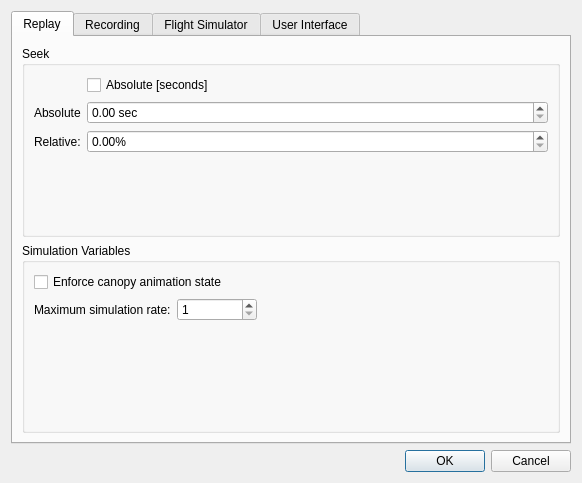
Qt form src/UserInterface/src/Dialog/SettingsDialog.ui (till213/SkyDolly) before a commit.
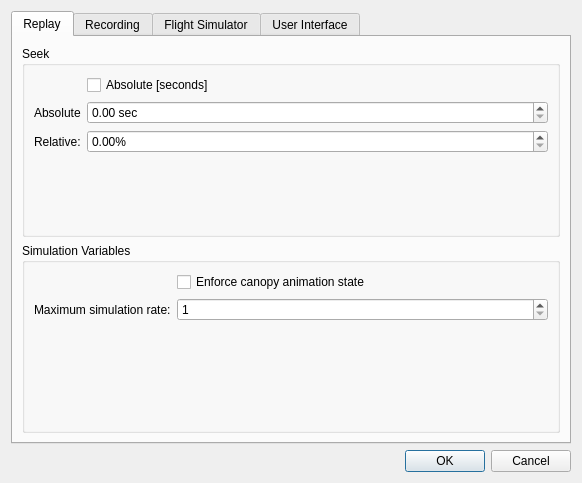
The same form after that commit. Custom widgets are drawn as their Qt base class.

Diff of the .ui file:
```diff
--- a/src/UserInterface/src/Dialog/SettingsDialog.ui
+++ b/src/UserInterface/src/Dialog/SettingsDialog.ui
@@ -29,7 +29,7 @@
          <property name="title">
           <string>Seek</string>
          </property>
-         <layout class="QFormLayout" name="formLayout_5">
+         <layout class="QFormLayout" name="formLayout">
           <item row="0" column="1">
            <widget class="QCheckBox" name="absoluteSeekEnabledCheckBox">
             <property name="toolTip">
@@ -110,8 +110,8 @@
          <property name="title">
           <string>Simulation Variables</string>
          </property>
-         <layout class="QFormLayout" name="formLayout">
-          <item row="0" column="0" colspan="2">
+         <layout class="QFormLayout" name="formLayout_5">
+          <item row="0" column="1">
            <widget class="QCheckBox" name="repeatCanopyOpenCheckBox">
             <property name="text">
              <string>Enforce canopy animation state</string>
@@ -127,9 +127,15 @@
           </item>
           <item row="1" column="1">
            <widget class="PowerOfTwoSpinBox" name="maximumSimulationRateSpinBox">
-            <property name="maximumSize">
+            <property name="minimumSize">
              <size>
               <width>80</width>
+              <height>0</height>
+             </size>
+            </property>
+            <property name="maximumSize">
+             <size>
+              <width>16777215</width>
               <height>16777215</height>
              </size>
             </property>
@@ -141,7 +147,7 @@
             </property>
            </widget>
           </item>
-          <item row="2" column="0">
+          <item row="2" column="1">
            <spacer name="verticalSpacer_2">
             <property name="orientation">
              <enum>Qt::Vertical</enum>
```
Left out of the diff: 12 changed lines with no effect on the pictures.
